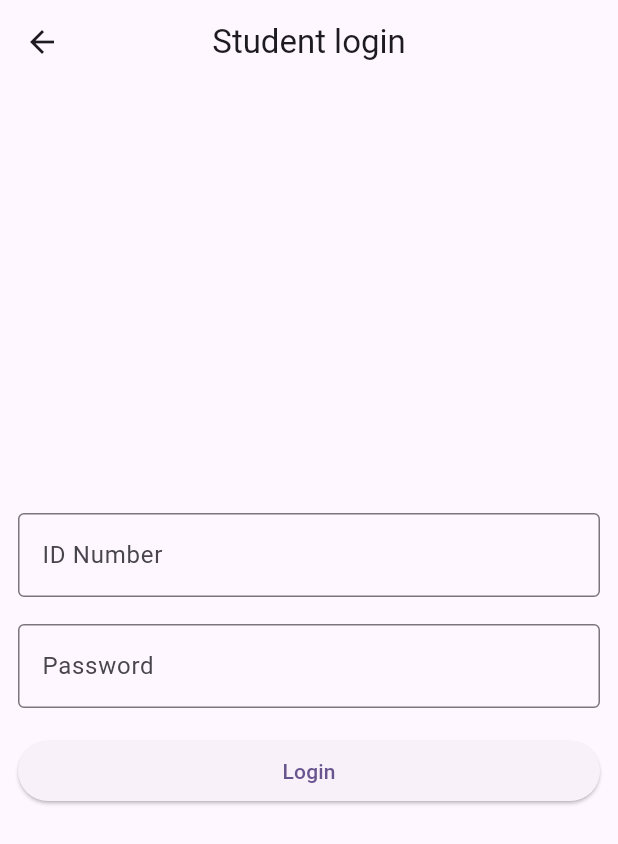
After one commit to MJ-Chaudhry/QR-Attendance, a Flutter app: the screen it shows after launch, after a tap on "Student", on a phone screen of 412 x 824 dp. The commit adds this screen. Shown: the top 844 px of the screen. Run offline on Flutter 3.47's test engine with Material 3 defaults, Android fonts, the phone set to English and light mode, and no system bars; our stand-ins replace logger; missing offline and left inert: mysql1.

Commit message:
Student and lecturer login completed

```diff
--- a/lib/database.dart
+++ b/lib/database.dart
@@ -3,6 +3,10 @@ import 'package:qr_attendance/utils.dart';
 
 class Database {
   Database._privateConstructor();
+
+  static const String user = "jchau";
+  static const String password = "Primus_17";
+  static const String db = "uni_db";
 
   ConnectionSettings? settings;
   MySqlConnection? conn;
--- /dev/null
+++ b/lib/login.dart
@@ -0,0 +1,128 @@
+import 'package:flutter/material.dart';
+import 'package:qr_attendance/database.dart';
+import 'package:qr_attendance/lecturer.dart';
+import 'package:qr_attendance/student.dart';
+import 'package:qr_attendance/utils.dart';
+
+class Login extends StatefulWidget {
+  const Login(this.userType, {super.key});
+
+  final UserType userType;
+
+  @override
+  State<Login> createState() => _LoginState();
+}
+
+class _LoginState extends State<Login> {
+  final idController = TextEditingController();
+  final passwordController = TextEditingController();
+
+  @override
+  void dispose() {
+    idController.dispose();
+    passwordController.dispose();
+    super.dispose();
+  }
+
+  @override
+  Widget build(BuildContext context) {
+    return Scaffold(
+      appBar: AppBar(
+        title: Text(
+          "${widget.userType == UserType.student ? "Student" : "Lecturer"} login",
+        ),
+        centerTitle: true,
+      ),
+      body: Padding(
+        padding: const EdgeInsets.all(12),
+        child: Center(
+          child: Column(
+            mainAxisSize: MainAxisSize.min,
+            children: [
+              TextField(
+                controller: idController,
+                decoration: const InputDecoration(
+                  border: OutlineInputBorder(),
+                  hintText: "ID Number",
+                ),
+              ),
+              const SizedBox(
+                height: 18,
+              ),
+              TextField(
+                controller: passwordController,
+                decoration: const InputDecoration(
+                  border: OutlineInputBorder(),
+                  hintText: "Password",
+                ),
+                obscureText: true,
+                autocorrect: false,
+              ),
+              const SizedBox(
+                height: 18,
+              ),
+              SizedBox(
+                width: double.infinity,
+                child: ElevatedButton(
+                  onPressed: () async {
+                    int? id = int.tryParse(idController.text);
+
+                    if (id == null) {
+                      ScaffoldMessenger.of(context).showSnackBar(
+                        const SnackBar(
+                          content: Text("Invalid ID!"),
+                        ),
+                      );
+                      return;
+                    }
+
+                    Database db = Database();
+                    bool loginSuccessfull = false;
+
+                    if (widget.userType == UserType.student) {
+                      loginSuccessfull = await db.loginStudent(
+                        id,
+                        passwordController.text,
+                      );
+                    } else {
+                      loginSuccessfull = await db.loginLecturer(
+                        id,
+                        passwordController.text,
+                      );
+                    }
+
+                    if (context.mounted) {
+                      if (!loginSuccessfull) {
+                        ScaffoldMessenger.of(context).showSnackBar(
+                          const SnackBar(
+                            content: Text("Incorrect login details!"),
+                          ),
+                        );
+                        return;
+                      }
+
+                      Navigator.popUntil(
+                        context,
+                        (route) => false,
+                      );
+                      Navigator.push(
+                        context,
+                        MaterialPageRoute(
+                          builder: (context) =>
+                              widget.userType == UserType.student
+                                  ? const Student()
+                                  : const Lecturer(),
+                        ),
+                      );
+                    }
+                  },
+                  child: const Text("Login"),
+                ),
+              ),
+            ],
+          ),
+        ),
+      ),
+    );
+  }
+}
--- a/lib/main.dart
+++ b/lib/main.dart
@@ -1,11 +1,27 @@
 import 'package:flutter/material.dart';
+import 'package:logger/logger.dart';
+import 'package:qr_attendance/database.dart';
+import 'package:qr_attendance/dbconfig.dart';
+import 'package:qr_attendance/login.dart';
+import 'package:qr_attendance/utils.dart';
 
-void main() {
-  runApp(const MyApp());
+Logger logger = Logger();
+
+void main() async {
+  final Database db = Database();
+  try {
+    await db.getConnection(
+        "localhost", 3306, Database.user, Database.password, Database.db);
+    logger.d("Connected to database!");
+  } on Exception {
+    logger.e("Could not connect to SQL server!");
+  }
+
+  runApp(const App());
 }
 
-class MyApp extends StatelessWidget {
-  const MyApp({super.key});
+class App extends StatelessWidget {
+  const App({super.key});
 
   @override
   Widget build(BuildContext context) {
@@ -15,55 +31,57 @@ class MyApp extends StatelessWidget {
         colorScheme: ColorScheme.fromSeed(seedColor: Colors.deepPurple),
         useMaterial3: true,
       ),
-      home: const MyHomePage(title: 'Flutter Demo Home Page'),
+      home: const StartPage(),
+      debugShowCheckedModeBanner: false,
     );
   }
 }
 
-class MyHomePage extends StatefulWidget {
-  const MyHomePage({super.key, required this.title});
-
-  final String title;
-
-  @override
-  State<MyHomePage> createState() => _MyHomePageState();
-}
-
-class _MyHomePageState extends State<MyHomePage> {
-  int _counter = 0;
-
-  void _incrementCounter() {
-    setState(() {
-      _counter++;
-    });
-  }
+class StartPage extends StatelessWidget {
+  const StartPage({super.key});
 
   @override
   Widget build(BuildContext context) {
     return Scaffold(
-      appBar: AppBar(
-        backgroundColor: Theme.of(context).colorScheme.inversePrimary,
-        title: Text(widget.title),
-      ),
-      body: Center(
+      body: SafeArea(
+          child: Center(
         child: Column(
           mainAxisAlignment: MainAxisAlignment.center,
-          children: <Widget>[
-            const Text(
-              'You have pushed the button this many times:',
+          children: [
+            const Text("QR Attendance"),
+            const Text("Select user:"),
+            ElevatedButton(
+              onPressed: () {
+                Navigator.push(
+                  context,
+                  MaterialPageRoute(
+                    builder: (context) => const Login(UserType.student),
+                  ),
+                );
+              },
+              child: const Text("Student"),
             ),
-            Text(
-              '$_counter',
-              style: Theme.of(context).textTheme.headlineMedium,
+            ElevatedButton(
+              onPressed: () {
+                Navigator.push(
+                  context,
+                  MaterialPageRoute(
+                    builder: (context) => const Login(UserType.lecturer),
+                  ),
+                );
+              },
+              child: const Text("Lecturer"),
             ),
           ],
         ),
-      ),
-      floatingActionButton: FloatingActionButton(
-        onPressed: _incrementCounter,
-        tooltip: 'Increment',
-        child: const Icon(Icons.add),
-      ),
+      )),
+      floatingActionButton: IconButton(
+          onPressed: () => Navigator.push(
+              context,
+              MaterialPageRoute(
+                builder: (context) => const DBConfig(),
+              )),
+          icon: const Icon(Icons.settings)),
     );
   }
 }
--- /dev/null
+++ b/lib/student.dart
@@ -0,0 +1,16 @@
+import 'package:flutter/material.dart';
+
+class Student extends StatelessWidget {
+  const Student({super.key});
+
+  @override
+  Widget build(BuildContext context) {
+    return Scaffold(
+      appBar: AppBar(
+        title: const Text("Student"),
+        centerTitle: true,
+      ),
+      body: const Placeholder(),
+    );
+  }
+}
```
Also changed, not shown: lib/dbconfig.dart (added, +73 -0 lines), lib/lecturer.dart (added, +16 -0 lines).
